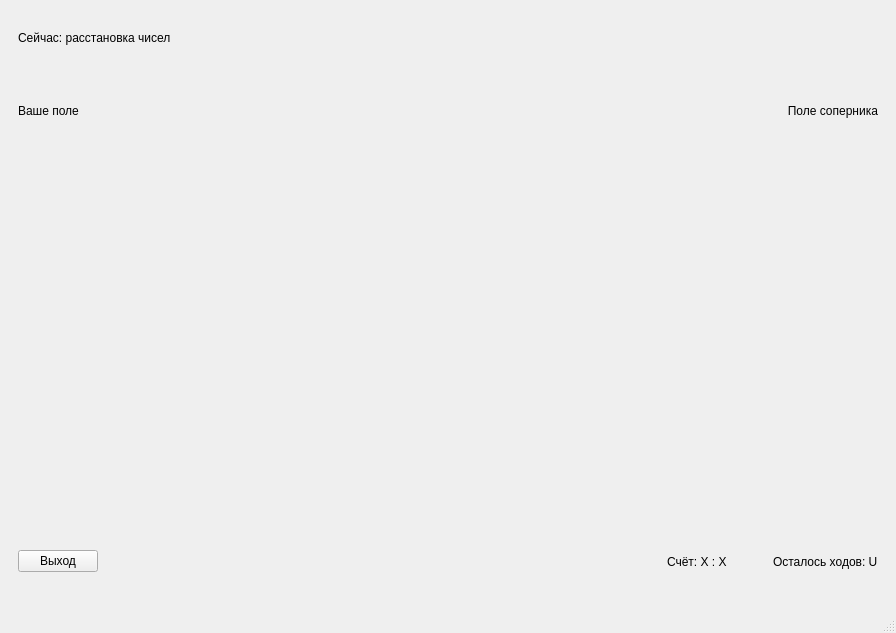
Above: mainwindow.ui from timohahaa/ETU_term2_OOP_term_project before the change. Below: the same form after it.
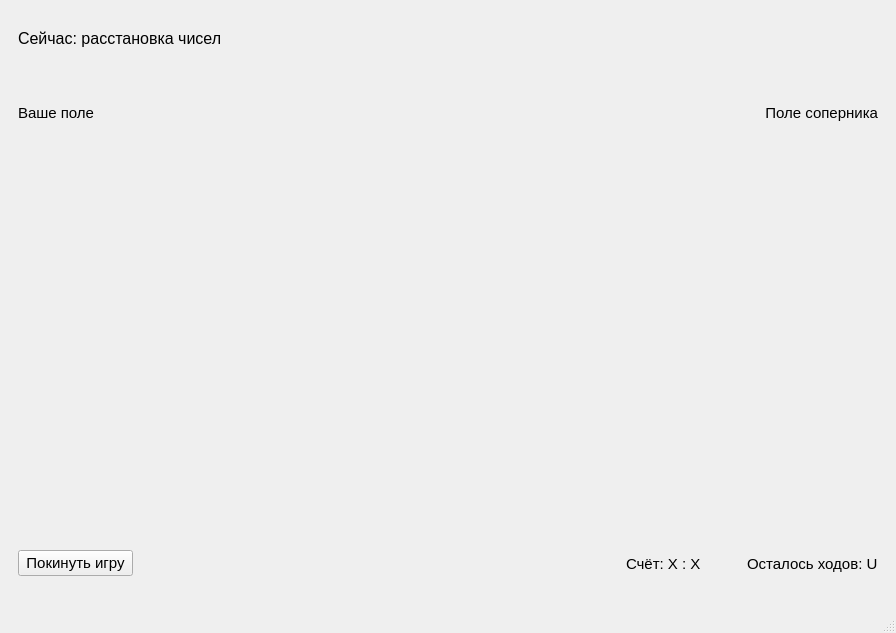
That is the form after the change. The open tabs and pages were chosen to show the change. Icons and pictures are not drawn. Custom widgets are drawn as their Qt base class.

```diff
--- a/mainwindow.ui
+++ b/mainwindow.ui
@@ -710,6 +710,11 @@
                 <height>40</height>
                </size>
               </property>
+              <property name="font">
+               <font>
+                <pointsize>12</pointsize>
+               </font>
+              </property>
               <property name="text">
                <string>Сейчас: расстановка чисел</string>
               </property>
@@ -761,6 +766,11 @@
                   <verstretch>0</verstretch>
                  </sizepolicy>
                 </property>
+                <property name="font">
+                 <font>
+                  <pointsize>11</pointsize>
+                 </font>
+                </property>
                 <property name="text">
                  <string>Ваше поле</string>
                 </property>
@@ -826,6 +836,11 @@
                   <verstretch>0</verstretch>
                  </sizepolicy>
                 </property>
+                <property name="font">
+                 <font>
+                  <pointsize>11</pointsize>
+                 </font>
+                </property>
                 <property name="text">
                  <string>Поле соперника</string>
                 </property>
@@ -860,8 +875,19 @@
          <layout class="QHBoxLayout" name="horizontalLayout_8">
           <item>
            <widget class="QPushButton" name="leave_button">
+            <property name="minimumSize">
+             <size>
+              <width>115</width>
+              <height>0</height>
+             </size>
+            </property>
+            <property name="font">
+             <font>
+              <pointsize>11</pointsize>
+             </font>
+            </property>
             <property name="text">
-             <string>Выход</string>
+             <string>Покинуть игру</string>
             </property>
            </widget>
           </item>
@@ -880,6 +906,11 @@
           </item>
           <item>
            <widget class="QLabel" name="scores_label">
+            <property name="font">
+             <font>
+              <pointsize>11</pointsize>
+             </font>
+            </property>
             <property name="text">
              <string>Счёт: X : X</string>
             </property>
@@ -903,6 +934,11 @@
           </item>
           <item>
            <widget class="QLabel" name="turns_left_label">
+            <property name="font">
+             <font>
+              <pointsize>11</pointsize>
+             </font>
+            </property>
             <property name="text">
              <string>Осталось ходов: U</string>
             </property>
```
Left out of the diff: 24 changed lines with no effect on the pictures.
